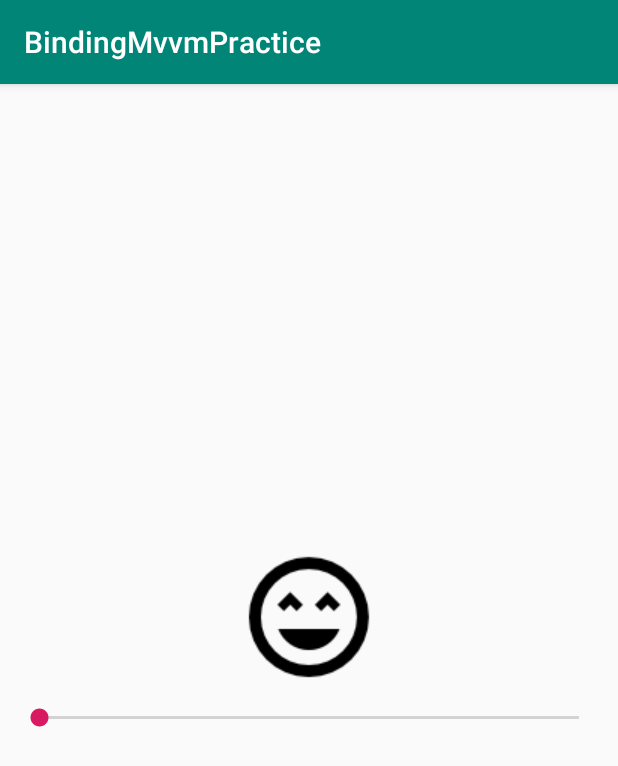
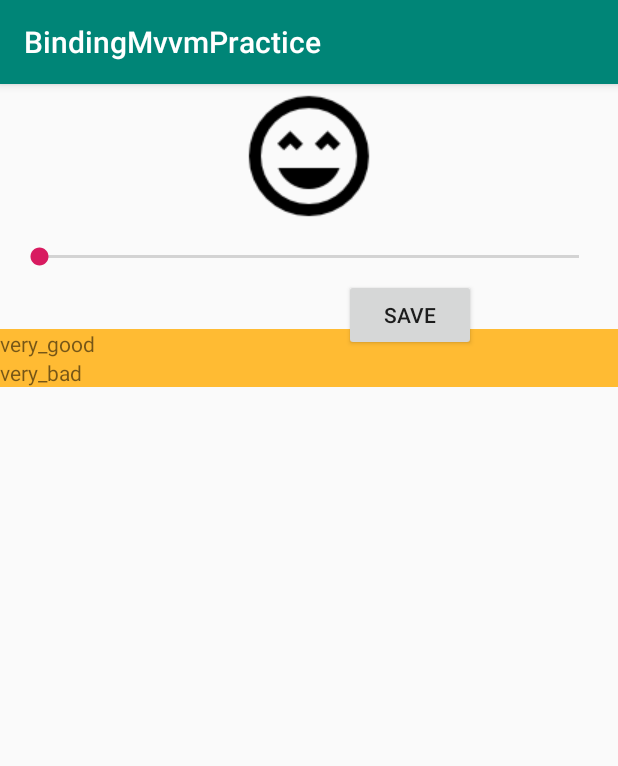
Before and after one commit to cOnigashima/android_parctice, an Android app: the screen it shows after launch (MainActivity), on a phone screen of 412 x 824 dp. Shown: the top 766 px of the screen. Run offline under Robolectric (Android 15) with nearby library versions, the phone set to English and light mode, and no system bars; our stand-ins replace Room's generated code, data binding; 3 statements that could not run were skipped.

Commit message:
RoomとRecyclerView追加

```diff
--- a/BindingMvvmPractice/app/src/main/java/com/example/bindingmvvmpractice/MainActivity.kt
+++ b/BindingMvvmPractice/app/src/main/java/com/example/bindingmvvmpractice/MainActivity.kt
@@ -2,9 +2,13 @@ package com.example.bindingmvvmpractice
 
 import androidx.appcompat.app.AppCompatActivity
 import android.os.Bundle
+import android.widget.Button
 import android.widget.SeekBar
 import androidx.databinding.DataBindingUtil
+import androidx.lifecycle.Observer
 import androidx.lifecycle.ViewModelProvider
+import androidx.recyclerview.widget.LinearLayoutManager
+import androidx.recyclerview.widget.RecyclerView
 import com.example.bindingmvvmpractice.databinding.ActivityMainBinding
 
 class MainActivity : AppCompatActivity() {
@@ -12,7 +16,11 @@ class MainActivity : AppCompatActivity() {
     private val viewModel by lazy {
         ViewModelProvider(this).get(MoodStateViewModel::class.java)
     }
+
+    private lateinit var moodListViewModel: MoodListViewModel
+
     private lateinit var binding: ActivityMainBinding
+    private var progressValue : Int = 0
 
     override fun onCreate(savedInstanceState: Bundle?) {
         super.onCreate(savedInstanceState)
@@ -25,6 +33,7 @@ class MainActivity : AppCompatActivity() {
                 //　TODO observeしていないから、またLiveDataの監視とは違う。通知を飛ばしてくれてる
                 // ListenerがあるからそれでLiveDataを弄っているけど、Progressを監視したら、双方向になるかな。どっちのが良い？？
                 this@MainActivity.viewModel.onSeekBarValueChanged(progress)
+                progressValue = progress
             }
 
             override fun onStartTrackingTouch(seekBar: SeekBar?) {
@@ -34,5 +43,25 @@ class MainActivity : AppCompatActivity() {
             }
 
         })
+
+
+        val recyclerView = findViewById<RecyclerView>(R.id.recyclerview)
+        val adapter = MoodListAdapter(this)
+        recyclerView.adapter = adapter
+        recyclerView.layoutManager = LinearLayoutManager(this)
+
+        // Get a new or existing ViewModel from the ViewModelProvider.
+        moodListViewModel = ViewModelProvider(this).get(MoodListViewModel::class.java)
+
+        moodListViewModel.allMoods.observe(this, Observer { moods ->
+            // Update the cached copy of the words in the adapter.
+            moods?.let { adapter.setMoods(it) }
+        })
+
+        findViewById<Button>(R.id.save_button).setOnClickListener{
+            val mood = Mood(0 , viewModel.moodState.value!!.moodName , progressValue)
+            moodListViewModel.insert(mood)
+        }
     }
+
 }
--- /dev/null
+++ b/BindingMvvmPractice/app/src/main/java/com/example/bindingmvvmpractice/Mood.kt
@@ -0,0 +1,11 @@
+package com.example.bindingmvvmpractice
+
+import androidx.room.ColumnInfo
+import androidx.room.Entity
+import androidx.room.PrimaryKey
+
+
+@Entity(tableName = "mood_table")
+data class Mood(@PrimaryKey (autoGenerate = true) val moodId: Int,
+                @ColumnInfo(name = "mood") val mood: String,
+                val value : Int)
--- /dev/null
+++ b/BindingMvvmPractice/app/src/main/java/com/example/bindingmvvmpractice/MoodDao.kt
@@ -0,0 +1,24 @@
+package com.example.bindingmvvmpractice
+
+import androidx.lifecycle.LiveData
+import androidx.room.Dao
+import androidx.room.Insert
+import androidx.room.OnConflictStrategy
+import androidx.room.Query
+
+
+@Dao
+interface MoodDao {
+    // LiveData is a data holder class that can be observed within a given lifecycle.
+    // Always holds/caches latest version of data. Notifies its active observers when the
+    // data has changed. Since we are getting all the contents of the database,
+    // we are notified whenever any of the database contents have changed.
+    @Query("SELECT * from mood_table ORDER BY moodId ASC")
+    fun getMoodsList(): LiveData<List<Mood>>
+
+    @Insert(onConflict = OnConflictStrategy.IGNORE)
+    suspend fun insert(mood: Mood)
+
+    @Query("DELETE FROM mood_table")
+    suspend fun deleteAll()
+}
--- /dev/null
+++ b/BindingMvvmPractice/app/src/main/java/com/example/bindingmvvmpractice/MoodListAdapter.kt
@@ -0,0 +1,40 @@
+package com.example.bindingmvvmpractice
+
+
+
+import android.content.Context
+import android.view.LayoutInflater
+import android.view.View
+import android.view.ViewGroup
+import android.widget.TextView
+import androidx.recyclerview.widget.RecyclerView
+
+
+class MoodListAdapter internal constructor(
+    context: Context
+) : RecyclerView.Adapter<MoodListAdapter.MoodViewHolder>() {
+
+    private val inflater: LayoutInflater = LayoutInflater.from(context)
+    private var Moods = emptyList<Mood>() // Cached copy of Moods
+
+    inner class MoodViewHolder(itemView: View) : RecyclerView.ViewHolder(itemView) {
+        val moodItemView: TextView = itemView.findViewById(R.id.textView)
+    }
+
+    override fun onCreateViewHolder(parent: ViewGroup, viewType: Int): MoodViewHolder {
+        val itemView = inflater.inflate(R.layout.recyclerview_item, parent, false)
+        return MoodViewHolder(itemView)
+    }
+
+    override fun onBindViewHolder(holder: MoodViewHolder, position: Int) {
+        val current = Moods[position]
+        holder.moodItemView.text = current.mood
+    }
+
+    internal fun setMoods(Moods: List<Mood>) {
+        this.Moods = Moods
+        notifyDataSetChanged()
+    }
+
+    override fun getItemCount() = Moods.size
+}
--- /dev/null
+++ b/BindingMvvmPractice/app/src/main/java/com/example/bindingmvvmpractice/MoodListViewModel.kt
@@ -0,0 +1,56 @@
+package com.example.bindingmvvmpractice
+
+
+/*
+ * Copyright (C) 2017 Google Inc.
+ *
+ * Licensed under the Apache License, Version 2.0 (the "License");
+ * you may not use this file except in compliance with the License.
+ * You may obtain a copy of the License at
+ *
+ *      http://www.apache.org/licenses/LICENSE-2.0
+ *
+ * Unless required by applicable law or agreed to in writing, software
+ * distributed under the License is distributed on an "AS IS" BASIS,
+ * WITHOUT WARRANTIES OR CONDITIONS OF ANY KIND, either express or implied.
+ * See the License for the specific language governing permissions and
+ * limitations under the License.
+ */
+
+
+import android.app.Application
+import androidx.lifecycle.AndroidViewModel
+import androidx.lifecycle.LiveData
+import androidx.lifecycle.viewModelScope
+import kotlinx.coroutines.launch
+
+/**
+ * View Model to keep a reference to the word repository and
+ * an up-to-date list of all words.
+ */
+class MoodListViewModel(application: Application) : AndroidViewModel(application) {
+
+    // The ViewModel maintains a reference to the repository to get data.
+    private val repository: MoodRepository
+    // LiveData gives us updated words when they change.
+    val allMoods: LiveData<List<Mood>>
+
+    init {
+        // Gets reference to WordDao from WordRoomDatabase to construct
+        // the correct WordRepository.
+        val wordsDao = MoodRoomDatabase.getDatabase(application, viewModelScope).moodDao()
+        repository = MoodRepository(wordsDao)
+        allMoods = repository.allMoods
+    }
+
+    /**
+     * The implementation of insert() in the database is completely hidden from the UI.
+     * Room ensures that you're not doing any long running operations on the mainthread, blocking
+     * the UI, so we don't need to handle changing Dispatchers.
+     * ViewModels have a coroutine scope based on their lifecycle called viewModelScope which we
+     * can use here.
+     */
+    fun insert(mood: Mood) = viewModelScope.launch {
+        repository.insert(mood)
+    }
+}
--- /dev/null
+++ b/BindingMvvmPractice/app/src/main/java/com/example/bindingmvvmpractice/MoodRepository.kt
@@ -0,0 +1,19 @@
+package com.example.bindingmvvmpractice
+
+
+import androidx.lifecycle.LiveData
+
+/**
+ * Abstracted Repository as promoted by the Architecture Guide.
+ * https://developer.android.com/topic/libraries/architecture/guide.html
+ */
+class MoodRepository(private val moodDao: MoodDao) {
+
+    // Room executes all queries on a separate thread.
+    // Observed LiveData will notify the observer when the data has changed.
+    val allMoods: LiveData<List<Mood>> = moodDao.getMoodsList()
+
+    suspend fun insert(mood: Mood) {
+        moodDao.insert(mood)
+    }
+}
--- /dev/null
+++ b/BindingMvvmPractice/app/src/main/java/com/example/bindingmvvmpractice/MoodRoomDatabase.kt
@@ -0,0 +1,86 @@
+package com.example.bindingmvvmpractice
+
+import android.content.Context
+import androidx.room.Database
+import androidx.room.Room
+import androidx.room.RoomDatabase
+import androidx.room.migration.Migration
+import androidx.sqlite.db.SupportSQLiteDatabase
+import kotlinx.coroutines.CoroutineScope
+import kotlinx.coroutines.Dispatchers
+import kotlinx.coroutines.launch
+
+/**
+ * This is the backend. The database. This used to be done by the OpenHelper.
+ * The fact that this has very few comments emphasizes its coolness.  In a real
+ * app, consider exporting the schema to help you with migrations.
+ */
+@Database(entities = [Mood::class], version = 2, exportSchema = false)
+abstract class MoodRoomDatabase : RoomDatabase() {
+
+    abstract fun moodDao(): MoodDao
+
+    companion object {
+        @Volatile
+        private var INSTANCE: MoodRoomDatabase? = null
+
+        val MIGRATION_1_2 = object : Migration(1, 2) {
+            override fun migrate(database: SupportSQLiteDatabase) {
+                // doNothing
+            }
+        }
+
+        fun getDatabase(
+            context: Context,
+            scope: CoroutineScope
+        ): MoodRoomDatabase {
+            // if the INSTANCE is not null, then return it,
+            // if it is, then create the database
+            return INSTANCE ?: synchronized(this) {
+                val instance = Room.databaseBuilder(
+                    context.applicationContext,
+                    MoodRoomDatabase::class.java,
+                    "mood_database"
+                )
+                    .addMigrations(MIGRATION_1_2)
+                    .addCallback(MoodDatabaseCallback(scope))
+                    .build()
+                INSTANCE = instance
+                // return instance
+                instance
+            }
+        }
+
+        private class MoodDatabaseCallback(
+            private val scope: CoroutineScope
+        ) : RoomDatabase.Callback() {
+            /**
+             * Override the onOpen method to populate the database.
+             * For this sample, we clear the database every time it is created or opened.
+             */
+            override fun onOpen(db: SupportSQLiteDatabase) {
+                super.onOpen(db)
+                // If you want to keep the data through app restarts,
+                // comment out the following line.
+                INSTANCE?.let { database ->
+                    scope.launch(Dispatchers.IO) {
+                        populateDatabase(database.moodDao())
+                    }
+                }
+            }
+        }
+
+        /**
+         * Populate the database in a new coroutine.
+         * If you want to start with more Moods, just add them.
+         */
+        suspend fun populateDatabase(MoodDao: MoodDao) {
+            // Start the app with a clean database every time.
+            // Not needed if you only populate on creation.
+            MoodDao.deleteAll()
+            MoodDao.insert(Mood(1,"very_good",99))
+            MoodDao.insert( Mood(2,"very_bad",10))
+        }
+    }
+
+}
--- a/BindingMvvmPractice/app/src/main/java/com/example/bindingmvvmpractice/MoodStateBindingAdapter.kt
+++ b/BindingMvvmPractice/app/src/main/java/com/example/bindingmvvmpractice/MoodStateBindingAdapter.kt
@@ -8,8 +8,14 @@ import androidx.databinding.BindingAdapter
 fun facialImage(view : ImageView, moodState: MoodStateViewModel.MoodState) {
 
     when(moodState) {
+        MoodStateViewModel.MoodState.VERY_BAD -> {
+            view.setImageDrawable(ContextCompat.getDrawable(view.context, R.drawable.sentiment_very_dissatisfied))
+        }
         MoodStateViewModel.MoodState.BAD -> {
-            view.setImageDrawable(ContextCompat.getDrawable(view.context, R.drawable.sentiment_very_dissatisfied))
+            view.setImageDrawable(ContextCompat.getDrawable(view.context, R.drawable.sentiment_dissatisfied))
+        }
+        MoodStateViewModel.MoodState.GOOD -> {
+            view.setImageDrawable(ContextCompat.getDrawable(view.context, R.drawable.sentiment_satisfied))
         }
         else -> {
             view.setImageDrawable(ContextCompat.getDrawable(view.context, R.drawable.sentiment_very_satisfied))
--- a/BindingMvvmPractice/app/src/main/java/com/example/bindingmvvmpractice/MoodStateViewModel.kt
+++ b/BindingMvvmPractice/app/src/main/java/com/example/bindingmvvmpractice/MoodStateViewModel.kt
@@ -37,12 +37,17 @@ class MoodStateViewModel : ViewModel() {
      * */
     val moodState : LiveData<MoodState> = Transformations.map(_seekBarValue){
         when{
-            it > 50 -> MoodState.GOOD
-            else -> MoodState.BAD
+            it < 25 -> MoodState.VERY_BAD
+            it < 50 -> MoodState.BAD
+            it < 75 -> MoodState.GOOD
+            else -> MoodState.VERY_GOOD
         }
     }
 
-    enum class MoodState {
-        BAD , GOOD
+    enum class MoodState(val moodName :String) {
+       VERY_BAD("very_bad"),
+        BAD ("bad"),
+        GOOD("good") ,
+        VERY_GOOD("very_good")
     }
 }
--- a/BindingMvvmPractice/app/src/main/res/layout/activity_main.xml
+++ b/BindingMvvmPractice/app/src/main/res/layout/activity_main.xml
@@ -1,5 +1,7 @@
 <?xml version="1.0" encoding="utf-8"?>
-<layout xmlns:android="http://schemas.android.com/apk/res/android"
+
+<layout
+    xmlns:android="http://schemas.android.com/apk/res/android"
     xmlns:app="http://schemas.android.com/apk/res-auto"
     xmlns:tools="http://schemas.android.com/tools">
     <data>
@@ -43,11 +45,31 @@
             android:id="@+id/textView"
             android:layout_width="wrap_content"
             android:layout_height="wrap_content"
+            android:layout_margin="20dp"
             android:text="@{viewModel.seekBarValueString}"
-            app:layout_constraintBottom_toBottomOf="parent"
+            app:layout_constraintLeft_toLeftOf="parent"
+            app:layout_constraintRight_toLeftOf="@id/save_button"
+            app:layout_constraintTop_toBottomOf="@id/mood_state_seek_bar"
+            tools:text="value : 50"/>
+
+        <Button
+            android:id="@+id/save_button"
+            android:layout_width="wrap_content"
+            android:layout_height="wrap_content"
+            android:text="save"
+            app:layout_constraintLeft_toRightOf="@id/textView"
+            app:layout_constraintRight_toRightOf="parent"
+            app:layout_constraintTop_toTopOf="@id/textView"
+            app:layout_constraintBottom_toBottomOf="@id/textView"/>
+
+        <androidx.recyclerview.widget.RecyclerView
+            android:id="@+id/recyclerview"
+            android:layout_width="0dp"
+            android:layout_height="0dp"
             app:layout_constraintLeft_toLeftOf="parent"
             app:layout_constraintRight_toRightOf="parent"
-            app:layout_constraintTop_toBottomOf="@id/mood_state_seek_bar" />
+            app:layout_constraintTop_toBottomOf="@id/textView"
+            app:layout_constraintBottom_toBottomOf="parent" />
 
 
     </androidx.constraintlayout.widget.ConstraintLayout>
--- /dev/null
+++ b/BindingMvvmPractice/app/src/main/res/layout/recyclerview_item.xml
@@ -0,0 +1,11 @@
+<?xml version="1.0" encoding="utf-8"?>
+<LinearLayout xmlns:android="http://schemas.android.com/apk/res/android"
+    android:orientation="vertical" android:layout_width="match_parent"
+    android:layout_height="wrap_content">
+
+    <TextView
+        android:id="@+id/textView"
+        android:layout_width="match_parent"
+        android:layout_height="wrap_content"
+        android:background="@android:color/holo_orange_light" />
+</LinearLayout>
```
Also changed, not shown: BindingMvvmPractice/app/build.gradle (+25 -2 lines), BindingMvvmPractice/build.gradle (+9 -0 lines), BindingMvvmPractice/app/src/main/res/drawable/mood_bad.png (added), BindingMvvmPractice/app/src/main/res/drawable/mood_black.png (added), BindingMvvmPractice/app/src/main/res/drawable/sentiment_dissatisfied.png (added), BindingMvvmPractice/app/src/main/res/drawable/sentiment_satisfied.png (added).
